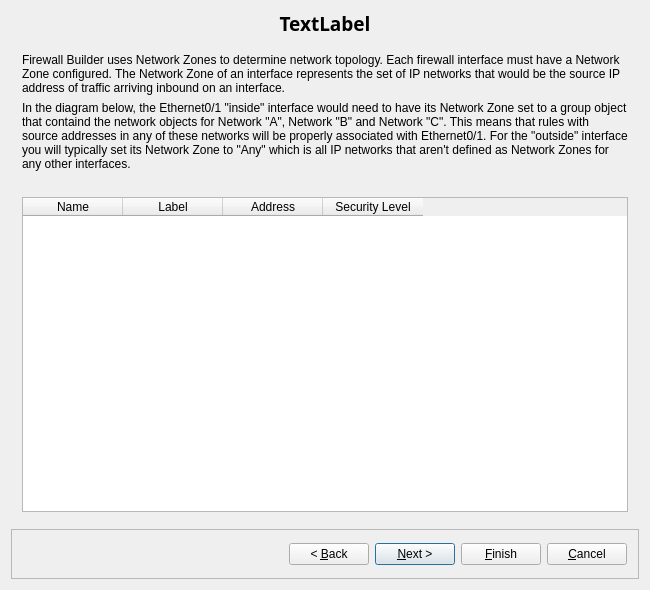
The window that src/libgui/newfirewalldialog_q.ui (fwbuilder/fwbuilder) describes before a commit, drawn with Qt 5.
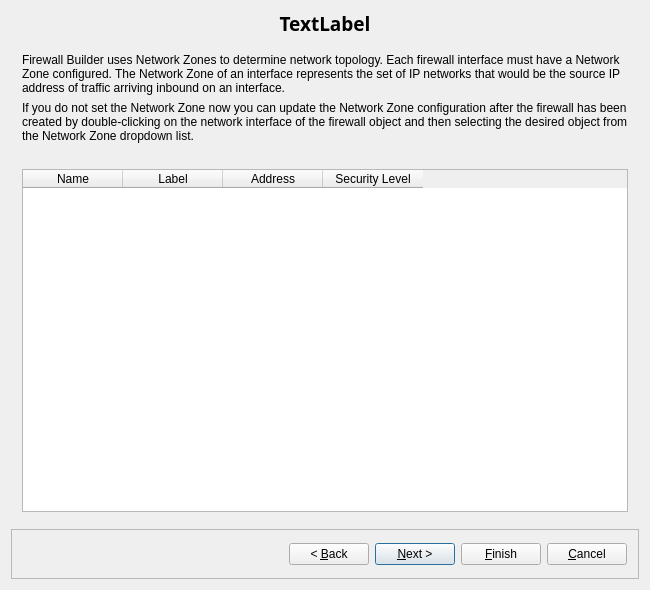
The same window after the commit. Icons and pictures are not drawn. Custom widgets are drawn as their Qt base class.

Commit message: see #2000 updated text and diagram in the network zones page in new firewall wizard; new build number 3461

Patch:
```diff
--- a/src/libgui/newfirewalldialog_q.ui
+++ b/src/libgui/newfirewalldialog_q.ui
@@ -514,7 +514,7 @@
        <item row="1" column="0">
         <widget class="QLabel" name="label_2">
          <property name="text">
-          <string>In the diagram below, the Ethernet0/1 &quot;inside&quot; interface would need to have its Network Zone set to a group object that containd the network objects for Network &quot;A&quot;, Network &quot;B&quot; and Network &quot;C&quot;. This means that rules with source addresses in any of these networks will be properly associated with Ethernet0/1. For the &quot;outside&quot; interface you will typically set its Network Zone to &quot;Any&quot; which is all IP networks that aren't defined as Network Zones for any other interfaces.</string>
+          <string>If you do not set the Network Zone now you can update the Network Zone configuration after the firewall has been created by double-clicking on the network interface of the firewall object and then selecting the desired object from the Network Zone dropdown list.</string>
          </property>
          <property name="wordWrap">
           <bool>true</bool>
```
The commit also changes 6 other files.
